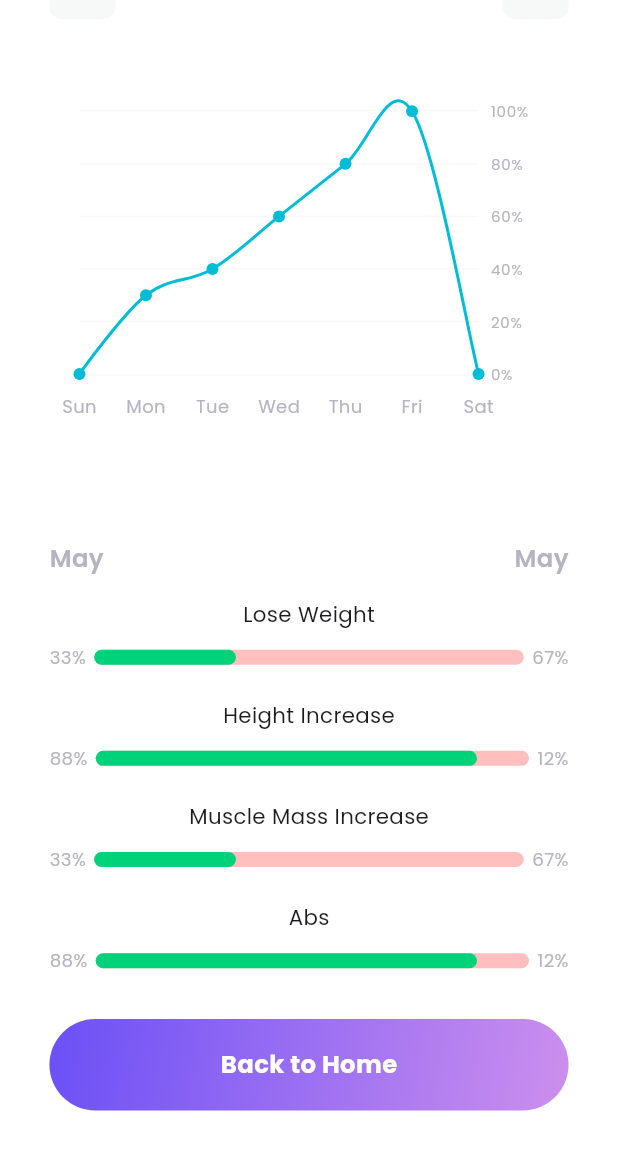
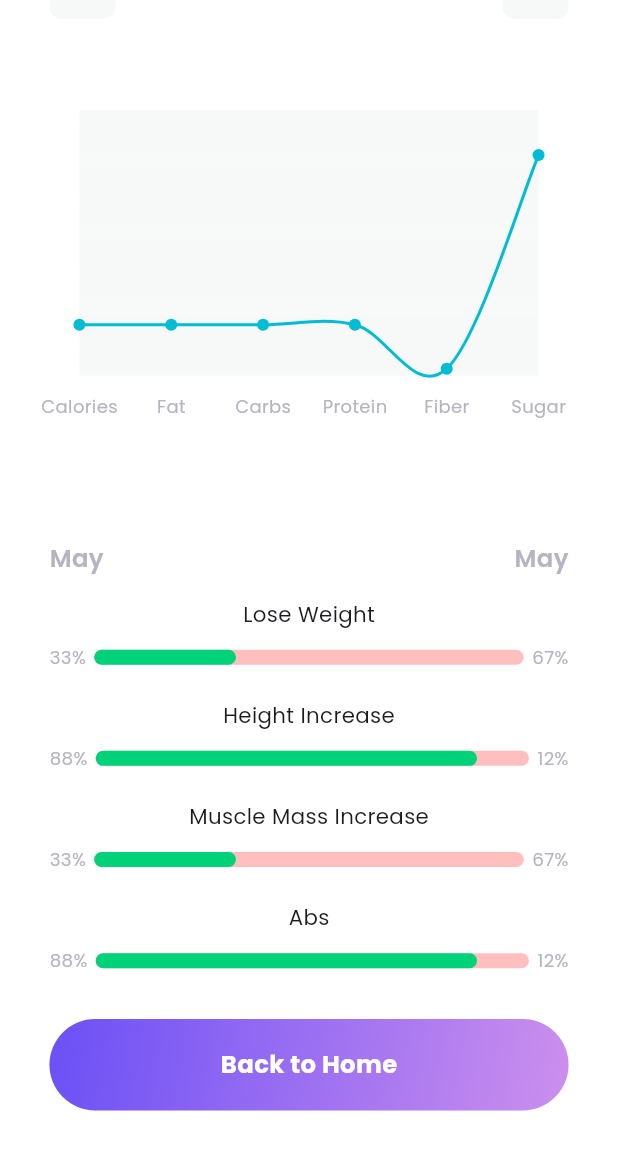
Before and after one commit to aliNassef/FitTrack, a Flutter app: the StatisticsView screen opened by its route, on a phone screen of 412 x 824 dp, the part 42-1212 px from its top. Run offline on Flutter 3.47's test engine with Material 3 defaults, Android fonts, the phone set to English and light mode, and no system bars; drawn by our look-alikes of fl_chart; our stand-ins replace badges, bloc, cached_network_image, carousel_slider, dartz, device_preview_plus and 16 more; accounts and stored records are empty; network calls fail; project files that could hold a hidden picture were left out.

Commit message:
meal planner done

```diff
--- a/lib/core/api/end_ponits.dart
+++ b/lib/core/api/end_ponits.dart
@@ -9,11 +9,11 @@ class EndPoints {
   static const String getAllProducts = 'product';
   static const String getTrackerData = 'activity';
   static const String dailyTarget = 'activity/progress';
-  static const String getAllExcersises = '';
+  static const String getAllExcersises = 'exercise';
   static const String getWorkouts = 'workouts';
   static const String uplaodImage = 'compare/gallery/upload';
   static const String getProgress = 'compare/gallery';
-
+  static const String getMealPlanner = 'meal';
 }
 
 class ApiKey {}
--- a/lib/core/widgets/curve_chart.dart
+++ b/lib/core/widgets/curve_chart.dart
@@ -1,12 +1,32 @@
+import 'dart:developer';
+
+import '../../features/meal_planner/data/model/nuration_model.dart';
 import '../extensions/mediaquery_size.dart';
 import 'package:fl_chart/fl_chart.dart';
 import 'package:flutter/material.dart';
 
 class CurveChart extends StatelessWidget {
-  const CurveChart({super.key, this.textColor = Colors.white});
+  const CurveChart({
+    super.key,
+    this.textColor = Colors.white,
+    required this.nutritionModel,
+  });
   final Color textColor;
+  final NutritionModel nutritionModel;
   @override
   Widget build(BuildContext context) {
+    double _getMaxNutritionValue() {
+      return [
+        nutritionModel.calories.toDouble(),
+        nutritionModel.protein.toDouble(),
+        nutritionModel.fat.toDouble(),
+        nutritionModel.carbs.toDouble(),
+        nutritionModel.fiber.toDouble(),
+        nutritionModel.sugar.toDouble(),
+      ].reduce((curr, next) => curr > next ? curr : next);
+    }
+
+    final _getMax = _getMaxNutritionValue();
     return Container(
       padding: const EdgeInsets.all(20),
       decoration: BoxDecoration(
@@ -16,7 +36,7 @@ class CurveChart extends StatelessWidget {
       height: context.height * .3,
       child: LineChart(
         LineChartData(
-          maxY: 10,
+          maxY: _getMax * 1.2,
           minY: 0,
           gridData: _backgroundStyle(),
           borderData: _borderStyle(),
@@ -34,13 +54,12 @@ class CurveChart extends StatelessWidget {
       isCurved: true,
       show: true,
       spots: [
-        const FlSpot(0, 0),
-        const FlSpot(1, 3),
-        const FlSpot(2, 4),
-        const FlSpot(3, 6),
-        const FlSpot(4, 8),
-        const FlSpot(5, 10),
-        const FlSpot(6, 0),
+        FlSpot(0, nutritionModel.calories.toDouble()),
+        FlSpot(1, nutritionModel.fat.toDouble()),
+        FlSpot(2, nutritionModel.carbs.toDouble()),
+        FlSpot(3, nutritionModel.protein.toDouble()),
+        FlSpot(4, nutritionModel.fiber.toDouble()),
+        FlSpot(5, nutritionModel.sugar.toDouble()),
       ],
     );
   }
@@ -83,11 +102,18 @@ FlTitlesData _borderTitlesData(Color textColor) {
         reservedSize: 30,
         interval: 1,
         getTitlesWidget: (value, meta) {
-          const days = ['Sun', 'Mon', 'Tue', 'Wed', 'Thu', 'Fri', 'Sat'];
+          const nurititons = [
+            'Calories',
+            'Fat',
+            'Carbs',
+            'Protein',
+            'Fiber',
+            'Sugar',
+          ];
           return Padding(
             padding: const EdgeInsets.only(top: 12),
             child: Text(
-              days[value.toInt()],
+              nurititons[value.toInt()],
               style: TextStyle(
                 color: textColor,
                 fontSize: 12,
@@ -104,7 +130,7 @@ FlTitlesData _borderTitlesData(Color textColor) {
     ),
     rightTitles: AxisTitles(
       sideTitles: SideTitles(
-        showTitles: true,
+        showTitles: false,
         interval: 2,
         reservedSize: 40,
         getTitlesWidget: (value, meta) {
--- /dev/null
+++ b/lib/features/meal_planner/data/model/nuration_model.dart
@@ -0,0 +1,43 @@
+class NutritionModel {
+  final int calories;
+  final int protein;
+  final int fat;
+  final int carbs;
+  final int fiber;
+  final int sugar;
+  final String id;
+
+  const NutritionModel({
+    required this.calories,
+    required this.protein,
+    required this.fat,
+    required this.carbs,
+    required this.fiber,
+    required this.sugar,
+    required this.id,
+  });
+
+  factory NutritionModel.fromJson(Map<String, dynamic> json) {
+    return NutritionModel(
+      calories: json['calories'] ?? 0,
+      protein: json['protein'] ?? 0,
+      fat: json['fat'] ?? 0,
+      carbs: json['carbs'] ?? 0,
+      fiber: json['fiber'] ?? 0,
+      sugar: json['sugar'] ?? 0,
+      id: json['_id'] ?? '',
+    );
+  }
+
+  Map<String, dynamic> toJson() {
+    return {
+      'calories': calories,
+      'protein': protein,
+      'fat': fat,
+      'carbs': carbs,
+      'fiber': fiber,
+      'sugar': sugar,
+      '_id': id,
+    };
+  }
+}
--- a/lib/features/profile/presentation/widgets/statistics_view_body.dart
+++ b/lib/features/profile/presentation/widgets/statistics_view_body.dart
@@ -6,6 +6,7 @@ import '../../../../core/utils/app_colors.dart';
 import '../../../../core/utils/app_styles.dart';
 import '../../../../core/widgets/curve_chart.dart';
 import '../../../../core/widgets/custom_app_bar.dart';
+import '../../../meal_planner/data/model/nuration_model.dart';
 import 'goal_progress_bar.dart';
 
 class StatisticsViewBody extends StatelessWidget {
@@ -23,6 +24,15 @@ class StatisticsViewBody extends StatelessWidget {
         ),
         const VerticalSpace(40),
         const CurveChart(
+          nutritionModel: NutritionModel(
+            carbs: 100,
+            calories: 100,
+            fat: 100,
+            protein: 100,
+            fiber: 11,
+            id: 'aa',
+            sugar: 444,
+          ),
           textColor: AppColors.greyLighterColor,
         ),
         const VerticalSpace(60),
--- a/lib/fit_track_app.dart
+++ b/lib/fit_track_app.dart
@@ -1,6 +1,5 @@
 import 'package:device_preview_plus/device_preview_plus.dart';
 import 'package:fit_track_app/features/onboarding/presentation/views/welcome_view.dart';
-import 'package:fit_track_app/features/progress/presentation/views/progress_photo_view.dart';
 import 'package:flutter/material.dart';
 import 'package:flutter_bloc/flutter_bloc.dart';
 import 'package:flutter_screenutil/flutter_screenutil.dart';
@@ -36,9 +35,9 @@ class FitTrackApp extends StatelessWidget {
                       debugShowCheckedModeBanner: false,
                       theme: getLightTheme(),
                       onGenerateRoute: (settings) => onGenerateRoute(settings),
-                      initialRoute: ProgressPhotoView.routeName,
+                      initialRoute: LayoutView.routeName,
                     );
-                }
+                  }
                   return MaterialApp(
                     locale: DevicePreview.locale(context),
                     builder: DevicePreview.appBuilder,
@@ -51,7 +50,6 @@ class FitTrackApp extends StatelessWidget {
                 },
               );
             },
-
           ),
         );
       },
```
Also changed, not shown: lib/core/di/service_locator.dart (+24 -0 lines), lib/features/meal_planner/data/datasource/meal_remote_datasource.dart (added, +28 -0 lines), lib/features/meal_planner/data/model/daily_meal_model.dart (added, +35 -0 lines), lib/features/meal_planner/data/model/meal_model.dart (added, +58 -0 lines), lib/features/meal_planner/data/model/suggest_category_model.dart (added, +36 -0 lines), lib/features/meal_planner/data/repo/meal_repo.dart (added, +8 -0 lines), lib/features/meal_planner/data/repo/meal_repo_impl.dart (added, +23 -0 lines), lib/features/meal_planner/presentation/cubits/get_meal_planner_cubit/get_meal_planner_cubit.dart (added, +20 -0 lines), lib/features/meal_planner/presentation/cubits/get_meal_planner_cubit/get_meal_planner_state.dart (added, +18 -0 lines), lib/features/meal_planner/presentation/view/meal_planner_view.dart (+10 -3 lines), lib/features/meal_planner/presentation/widgets/explore_meal_item.dart (+11 -5 lines), lib/features/meal_planner/presentation/widgets/explore_meals_list_items.dart (+7 -4 lines), lib/features/meal_planner/presentation/widgets/meal_item.dart (+11 -4 lines), lib/features/meal_planner/presentation/widgets/meal_planner_view_body.dart (+27 -4 lines), 1 more files, 4 other files.
